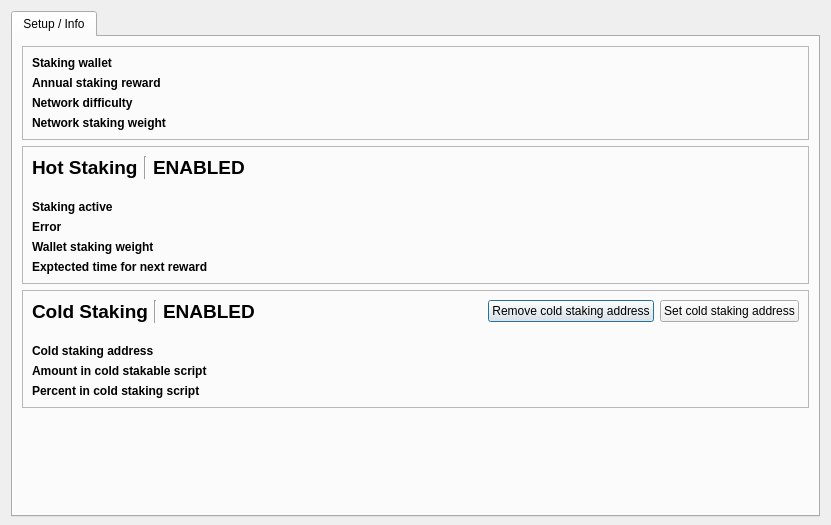
Old version of the form src/qt/forms/stakingdialog.ui in the repository Bitcoin-Confidential/BitcoinC-Core.
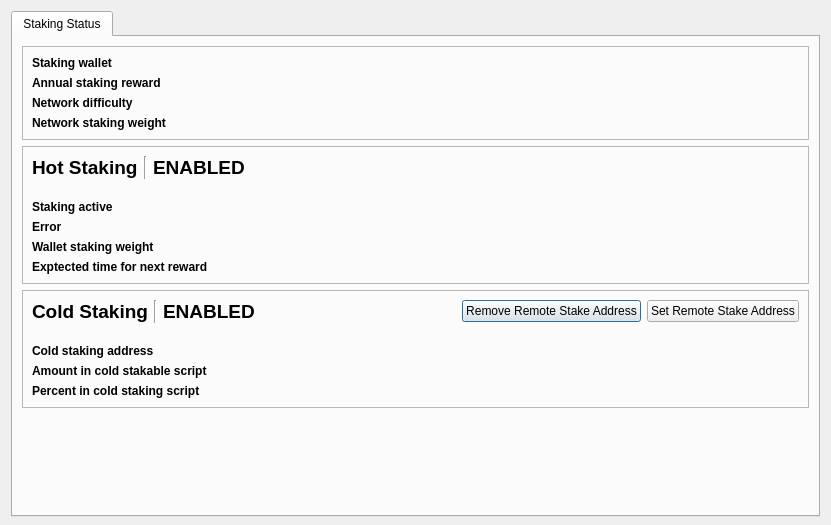
New version of the form.

```diff
--- a/src/qt/forms/stakingdialog.ui
+++ b/src/qt/forms/stakingdialog.ui
@@ -30,7 +30,7 @@
      </property>
      <widget class="QWidget" name="tab">
       <attribute name="title">
-       <string>Setup / Info</string>
+       <string>Staking Status</string>
       </attribute>
       <layout class="QVBoxLayout" name="verticalLayout_10">
        <item>
@@ -437,14 +437,14 @@
             <item>
              <widget class="QPushButton" name="btnRemoveColdStakingAddress">
               <property name="text">
-               <string>Remove cold staking address</string>
+               <string>Remove Remote Stake Address</string>
               </property>
              </widget>
             </item>
             <item>
              <widget class="QPushButton" name="btnChangeColdStakingAddress">
               <property name="text">
-               <string>Set cold staking address</string>
+               <string>Set Remote Stake Address</string>
               </property>
              </widget>
             </item>
```
